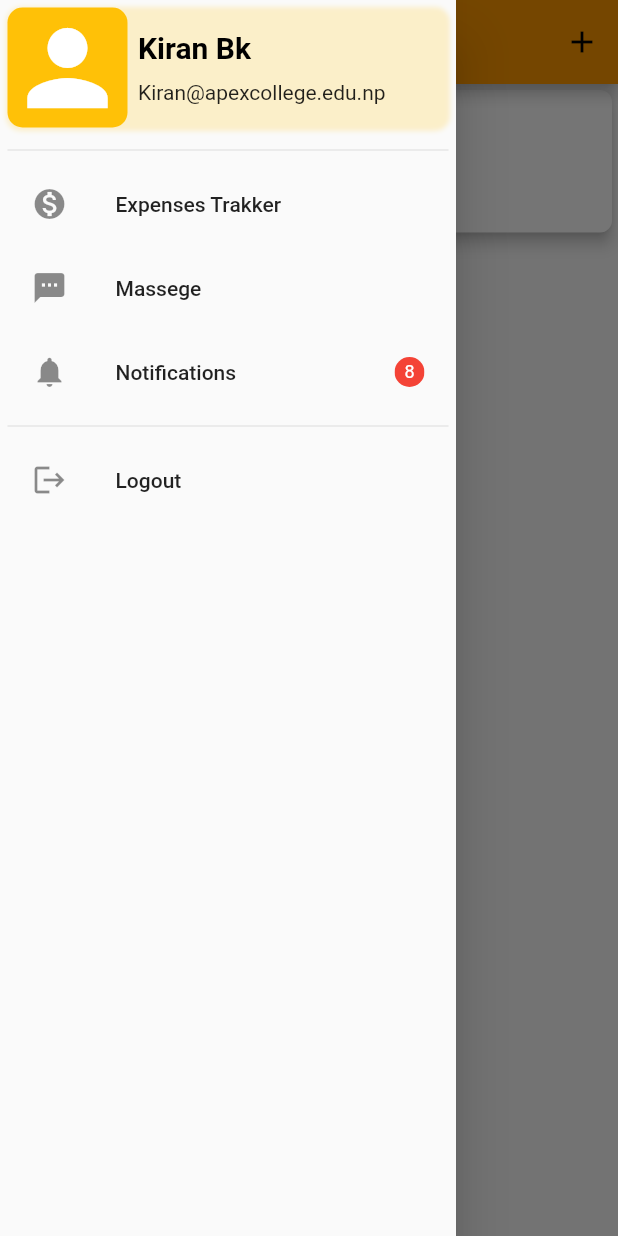
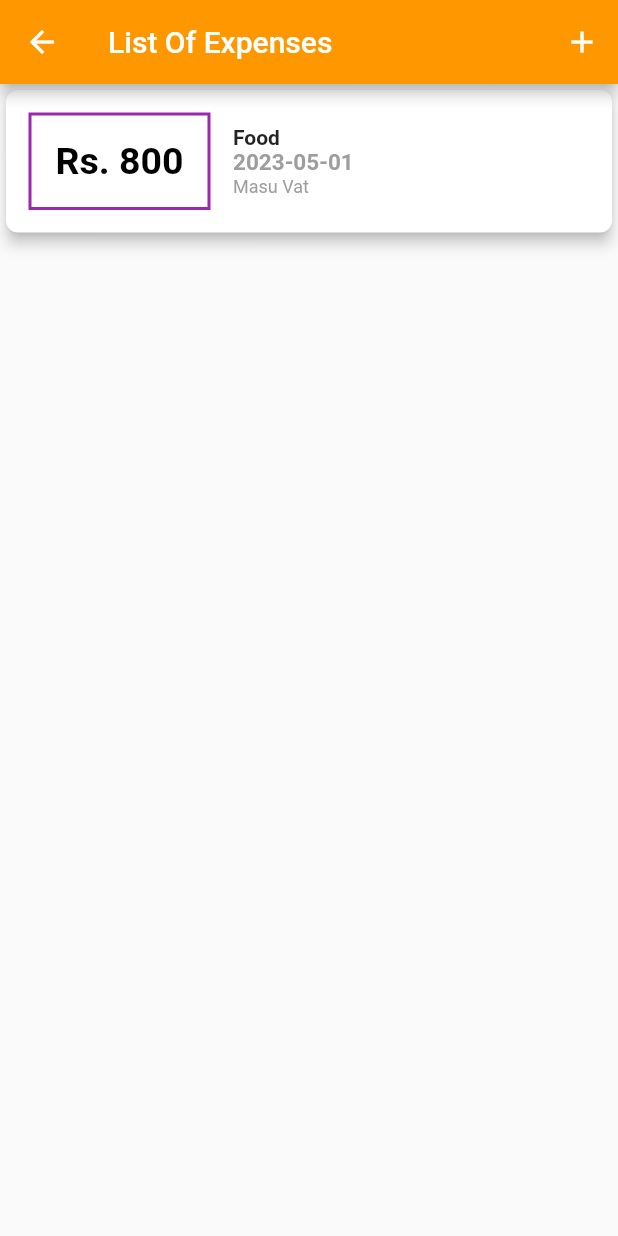
Before and after one commit to kiranbishwo/lab_flutter, a Flutter app: the screen it shows after launch, in the side drawer, after a tap on "Expenses Trakker", on a phone screen of 412 x 824 dp. Run offline on Flutter 3.47's test engine with Material 2 defaults, Android fonts, the phone set to English and light mode, and no system bars.

```diff
--- a/lib/add_exp.dart
+++ b/lib/add_exp.dart
@@ -40,7 +40,10 @@ class _SecondPageState extends State<SecondPage> {
   Widget build(BuildContext context) {
     return Scaffold(
       appBar: AppBar(
-        title: const Text('Add Your Expenses'),
+        title: const Text(
+          'Add Your Expenses',
+          style: TextStyle(color: Colors.white),
+        ),
       ),
       body: Container(
         margin: EdgeInsets.all(15),
--- a/lib/exp_list.dart
+++ b/lib/exp_list.dart
@@ -0,0 +1,122 @@
+import 'package:flutter/material.dart';
+import 'package:lab_project/sidebar.dart';
+import 'add_exp.dart';
+
+class MyHomePage extends StatefulWidget {
+  const MyHomePage({super.key, required this.title});
+
+  final String title;
+
+  @override
+  State<MyHomePage> createState() => _MyHomePageState();
+}
+
+class _MyHomePageState extends State<MyHomePage> {
+  // List<Map<String, dynamic>> listODitems = [];
+  List<Map<String, dynamic>> listODitems = [
+    {
+      "date": "2023-05-01",
+      "price": 800,
+      "category": "Food",
+      "remarks": "Masu Vat",
+    },
+  ];
+
+  void addItem(Map<String, dynamic> newItem) {
+    setState(() {
+      listODitems.add(newItem);
+    });
+  }
+
+  @override
+  Widget build(BuildContext context) {
+    return Scaffold(
+        appBar: AppBar(
+          title: Text(
+            widget.title,
+            style: TextStyle(color: Colors.white),
+          ),
+          actions: [
+            IconButton(
+              icon: Icon(Icons.add),
+              onPressed: () {
+                Navigator.push(
+                  context,
+                  MaterialPageRoute(
+                      builder: (context) => SecondPage(addItem: addItem)),
+                );
+              },
+            ),
+          ],
+        ),
+        body: ListView.builder(
+          itemCount: listODitems.length,
+          itemBuilder: (context, index) {
+            var item = listODitems[index];
+            return Card(
+              elevation: 4.0,
+              shape: RoundedRectangleBorder(
+                borderRadius: BorderRadius.circular(8.0),
+              ),
+              child: Padding(
+                padding: EdgeInsets.all(15.0),
+                child: Row(
+                  children: [
+                    Column(
+                      children: [
+                        Container(
+                          child: Padding(
+                            padding: EdgeInsets.all(16.0),
+                            child: Text(
+                              "Rs. " + item['price'].toString(),
+                              style: TextStyle(
+                                  fontSize: 25,
+                                  color: Colors.black,
+                                  fontWeight: FontWeight.bold),
+                            ),
+                          ),
+                          decoration: BoxDecoration(
+                            border:
+                                Border.all(color: Colors.purple, width: 2.0),
+                          ),
+                        )
+                      ],
+                    ),
+                    Column(
+                      children: [
+                        Container(
+                          margin: EdgeInsets.only(left: 15.0),
+                          child: Column(
+                            crossAxisAlignment: CrossAxisAlignment.start,
+                            children: [
+                              Text(
+                                item['category'].toString(),
+                                style: TextStyle(fontWeight: FontWeight.bold),
+                              ),
+                              Text(
+                                item['date'].toString(),
+                                style: TextStyle(
+                                    fontSize: 15,
+                                    color: Colors.grey,
+                                    fontWeight: FontWeight.bold),
+                              ),
+                              Text(
+                                item['remarks'].toString(),
+                                style: TextStyle(
+                                  fontSize: 12,
+                                  color: Colors.grey,
+                                ),
+                              ),
+                            ],
+                          ),
+                        )
+                      ],
+                    ),
+                  ],
+                ),
+              ),
+            );
+          },
+        ));
+  }
+}
--- /dev/null
+++ b/lib/home.dart
@@ -0,0 +1,64 @@
+import 'package:flutter/material.dart';
+import 'package:lab_project/sidebar.dart';
+
+class DashBoard extends StatefulWidget {
+  @override
+  _DashBoardState createState() => _DashBoardState();
+}
+
+class _DashBoardState extends State<DashBoard> {
+  int _selectedIndex = 0;
+
+  void _onItemTapped(int index) {
+    setState(() {
+      _selectedIndex = index;
+    });
+  }
+
+  @override
+  Widget build(BuildContext context) {
+    return Scaffold(
+      drawer: SideBar(),
+      appBar: AppBar(
+        title: Text(
+          'Dashboard Page',
+          style: TextStyle(color: Colors.white),
+        ),
+      ),
+      body: Center(
+        child: Text('Selected index: ${_getTabName(_selectedIndex)}'),
+      ),
+      bottomNavigationBar: BottomNavigationBar(
+        items: const <BottomNavigationBarItem>[
+          BottomNavigationBarItem(
+            icon: Icon(Icons.home),
+            label: 'Home',
+          ),
+          BottomNavigationBarItem(
+            icon: Icon(Icons.search),
+            label: 'Search',
+          ),
+          BottomNavigationBarItem(
+            icon: Icon(Icons.person),
+            label: 'Profile',
+          ),
+        ],
+        currentIndex: _selectedIndex,
+        onTap: _onItemTapped,
+      ),
+    );
+  }
+
+  String _getTabName(int index) {
+    switch (index) {
+      case 0:
+        return 'Home';
+      case 1:
+        return 'Search';
+      case 2:
+        return 'Profile';
+      default:
+        return '';
+    }
+  }
+}
--- a/lib/main.dart
+++ b/lib/main.dart
@@ -1,6 +1,8 @@
 import 'package:flutter/material.dart';
 import 'package:lab_project/sidebar.dart';
 import 'add_exp.dart';
+import 'exp_list.dart';
+import 'home.dart';
 
 void main() {
   runApp(const MyApp());
@@ -17,125 +19,13 @@ class MyApp extends StatelessWidget {
       title: 'Flutter Demo',
       theme: ThemeData(
         primarySwatch: Colors.orange,
+        appBarTheme: const AppBarTheme(
+          iconTheme: IconThemeData(
+            color: Colors.white, // Set the icon color to white
+          ),
+        ),
       ),
-      home: const MyHomePage(title: 'Flutter in Lab'),
+      home: DashBoard(),
     );
   }
 }
-
-class MyHomePage extends StatefulWidget {
-  const MyHomePage({super.key, required this.title});
-
-  final String title;
-
-  @override
-  State<MyHomePage> createState() => _MyHomePageState();
-}
-
-class _MyHomePageState extends State<MyHomePage> {
-  // List<Map<String, dynamic>> listODitems = [];
-  List<Map<String, dynamic>> listODitems = [
-    {
-      "date": "2023-05-01",
-      "price": 800,
-      "category": "Food",
-      "remarks": "Masu Vat",
-    },
-  ];
-
-  void addItem(Map<String, dynamic> newItem) {
-    setState(() {
-      listODitems.add(newItem);
-    });
-  }
-
-  @override
-  Widget build(BuildContext context) {
-    return Scaffold(
-        drawer: SideBar(),
-        appBar: AppBar(
-          title: Text(widget.title),
-          actions: [
-            IconButton(
-              icon: Icon(Icons.add),
-              onPressed: () {
-                Navigator.push(
-                  context,
-                  MaterialPageRoute(
-                      builder: (context) => SecondPage(addItem: addItem)),
-                );
-              },
-            ),
-          ],
-        ),
-        body: ListView.builder(
-          itemCount: listODitems.length,
-          itemBuilder: (context, index) {
-            var item = listODitems[index];
-            return Card(
-              elevation: 4.0,
-              shape: RoundedRectangleBorder(
-                borderRadius: BorderRadius.circular(8.0),
-              ),
-              child: Padding(
-                padding: EdgeInsets.all(15.0),
-                child: Row(
-                  children: [
-                    Column(
-                      children: [
-                        Container(
-                          child: Padding(
-                            padding: EdgeInsets.all(16.0),
-                            child: Text(
-                              "Rs. " + item['price'].toString(),
-                              style: TextStyle(
-                                  fontSize: 25,
-                                  color: Colors.black,
-                                  fontWeight: FontWeight.bold),
-                            ),
-                          ),
-                          decoration: BoxDecoration(
-                            border:
-                                Border.all(color: Colors.purple, width: 2.0),
-                          ),
-                        )
-                      ],
-                    ),
-                    Column(
-                      children: [
-                        Container(
-                          margin: EdgeInsets.only(left: 15.0),
-                          child: Column(
-                            crossAxisAlignment: CrossAxisAlignment.start,
-                            children: [
-                              Text(
-                                item['category'].toString(),
-                                style: TextStyle(fontWeight: FontWeight.bold),
-                              ),
-                              Text(
-                                item['date'].toString(),
-                                style: TextStyle(
-                                    fontSize: 15,
-                                    color: Colors.grey,
-                                    fontWeight: FontWeight.bold),
-                              ),
-                              Text(
-                                item['remarks'].toString(),
-                                style: TextStyle(
-                                  fontSize: 12,
-                                  color: Colors.grey,
-                                ),
-                              ),
-                            ],
-                          ),
-                        )
-                      ],
-                    ),
-                  ],
-                ),
-              ),
-            );
-          },
-        ));
-  }
-}
--- a/lib/sidebar.dart
+++ b/lib/sidebar.dart
@@ -1,4 +1,5 @@
 import 'package:flutter/material.dart';
+import 'package:lab_project/exp_list.dart';
 
 class SideBar extends StatelessWidget {
   @override
@@ -62,7 +63,26 @@ class SideBar extends StatelessWidget {
             ListTile(
               leading: Icon(Icons.monetization_on),
               title: Text("Expenses Trakker"),
-              onTap: () => print("hello"),
+              onTap: () {
+                // Handle logout tap
+                Navigator.push(
+                  context,
+                  MaterialPageRoute(
+                    builder: (context) =>
+                        const MyHomePage(title: 'List Of Expenses'),
+                  ),
+                );
+              },
+            ),
+            ListTile(
+              leading: Icon(Icons.data_object),
+              title: Text("Local Storage"),
+              onTap: () => null,
+            ),
+            ListTile(
+              leading: Icon(Icons.fireplace),
+              title: Text("Firebase Storage"),
+              onTap: () => null,
             ),
             ListTile(
               leading: Icon(Icons.sms),
```
